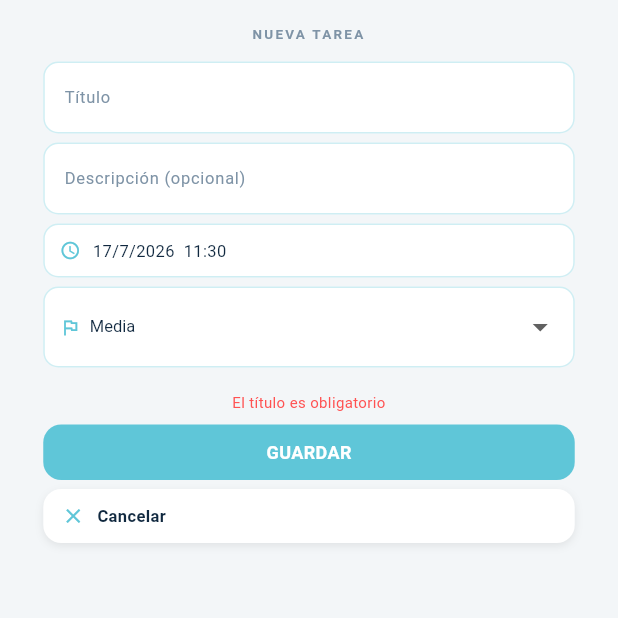
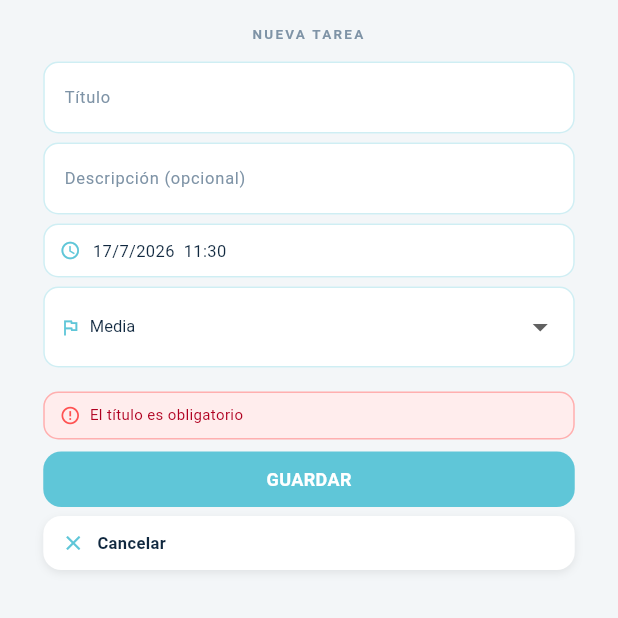
Before and after one commit to cynthia21r0/OrganizadorTareasWear, a Flutter app: the WearAddTaskScreen screen opened directly, after a tap on "GUARDAR", on a phone screen of 412 x 824 dp, the top half of it. Run offline on Flutter 3.47's test engine with Material 3 defaults, Android fonts, the phone set to English and light mode, and no system bars; our stand-ins replace dio, flutter_local_notifications, shared_preferences; accounts and stored records are empty; network calls fail.

Commit message:
fix:Se agrega un manejo de errores al sistema, ya no se imprimen directamente como un stri

```diff
--- a/lib/screens/wear_account_screen.dart
+++ b/lib/screens/wear_account_screen.dart
@@ -5,6 +5,7 @@ import '../services/wear_auth_repository.dart';
 import '../services/wear_task_repository.dart';
 import '../theme/wear_colors.dart';
 import '../utils/screen_utils.dart';
+import '../widgets/wear_error_tile.dart';
 import 'task_list_screen.dart';
 
 class WearAccountScreen extends StatefulWidget {
@@ -315,7 +316,7 @@ class _WearLoginFormState extends State<_WearLoginForm> {
         (route) => false,
       );
     } catch (e) {
-      setState(() => _error = e.toString().replaceFirst('Exception: ', ''));
+      setState(() => _error = friendlyError(e));
     } finally {
       if (mounted) setState(() => _loading = false);
     }
@@ -410,7 +411,7 @@ class _WearRegisterFormState extends State<_WearRegisterForm> {
         (route) => false,
       );
     } catch (e) {
-      setState(() => _error = e.toString().replaceFirst('Exception: ', ''));
+      setState(() => _error = friendlyError(e));
     } finally {
       if (mounted) setState(() => _loading = false);
     }
@@ -513,11 +514,7 @@ class _AuthFormScaffold extends StatelessWidget {
               ...fields,
               const SizedBox(height: 10),
               if (error != null) ...[
-                Text(
-                  error!,
-                  textAlign: TextAlign.center,
-                  style: const TextStyle(fontSize: 10, color: Colors.redAccent),
-                ),
+                WearErrorTile(error!),
                 const SizedBox(height: 8),
               ],
               GestureDetector(
--- a/lib/screens/wear_add_task_screen.dart
+++ b/lib/screens/wear_add_task_screen.dart
@@ -2,6 +2,7 @@ import 'package:flutter/material.dart';
 import '../services/wear_api_client.dart';
 import '../services/wear_auth_repository.dart';
 import '../services/wear_task_repository.dart';
+import '../widgets/wear_error_tile.dart';
 import '../theme/wear_colors.dart';
 import '../utils/screen_utils.dart';
 import 'task_list_screen.dart';
@@ -123,7 +124,7 @@ class _WearAddTaskScreenState extends State<WearAddTaskScreen> {
         (route) => false,
       );
     } catch (e) {
-      setState(() => _error = e.toString().replaceFirst('Exception: ', ''));
+      setState(() => _error = friendlyError(e));
     } finally {
       if (mounted) setState(() => _saving = false);
     }
@@ -233,12 +234,7 @@ class _WearAddTaskScreenState extends State<WearAddTaskScreen> {
                     const SizedBox(height: 10),
 
                     if (_error != null) ...[
-                      Text(
-                        _error!,
-                        textAlign: TextAlign.center,
-                        style: const TextStyle(
-                            fontSize: 10, color: Colors.redAccent),
-                      ),
+                      WearErrorTile(_error!),
                       const SizedBox(height: 8),
                     ],
 
--- a/lib/screens/wear_splash_screen.dart
+++ b/lib/screens/wear_splash_screen.dart
@@ -4,6 +4,7 @@ import '../services/wear_auth_repository.dart';
 import '../services/wear_task_repository.dart';
 import '../services/notification_service.dart';
 import '../services/auth_storage.dart';
+import '../widgets/wear_error_tile.dart';
 import '../models/wear_task.dart';
 import '../theme/wear_colors.dart';
 import 'task_list_screen.dart';
@@ -84,11 +85,8 @@ class _WearSplashScreenState extends State<WearSplashScreen> {
         ),
       );
     } catch (e) {
-      // Si el token guardado ya no es válido, limpiar y reintentar con login
       await AuthStorage.clearAll();
-      if (mounted) {
-        setState(() => _error = 'Error: $e');
-      }
+      if (mounted) setState(() => _error = friendlyError(e));
     }
   }
 
@@ -127,11 +125,7 @@ class _WearSplashScreenState extends State<WearSplashScreen> {
               ),
               const SizedBox(height: 16),
               if (_error != null) ...[
-                Text(
-                  _error!,
-                  textAlign: TextAlign.center,
-                  style: const TextStyle(fontSize: 12, color: Colors.redAccent),
-                ),
+                WearErrorTile(_error!),
                 const SizedBox(height: 12),
                 ElevatedButton(
                   onPressed: () {
--- a/lib/services/wear_api_client.dart
+++ b/lib/services/wear_api_client.dart
@@ -17,6 +17,16 @@ class WearApiClient {
           }
           handler.next(options);
         },
+        onError: (DioException e, handler) {
+          handler.reject(
+            DioException(
+              requestOptions: e.requestOptions,
+              response: e.response,
+              type: e.type,
+              error: _friendlyMessage(e),
+            ),
+          );
+        },
       ),
     );
   }
@@ -32,4 +42,45 @@ class WearApiClient {
   String? token;
   String? userId;
   String? userRole;
+
+  static String _friendlyMessage(DioException e) {
+    // Primero intentar leer el mensaje del body del backend
+    final data = e.response?.data;
+    if (data is Map) {
+      final msg = data['message'];
+      if (msg is String && msg.isNotEmpty) return msg;
+      if (msg is List && msg.isNotEmpty) return (msg.first as String);
+    }
+
+    switch (e.response?.statusCode) {
+      case 400: return 'Datos incorrectos. Revisa los campos.';
+      case 401: return 'Sesión expirada. Inicia sesión de nuevo.';
+      case 403: return 'No tienes permiso para esta acción.';
+      case 404: return 'No se encontró el recurso.';
+      case 409: return 'Ya existe un registro con esos datos.';
+      case 422: return 'Información inválida.';
+      case 500:
+      case 502:
+      case 503: return 'Error en el servidor. Intenta más tarde.';
+    }
+
+    switch (e.type) {
+      case DioExceptionType.connectionTimeout:
+      case DioExceptionType.sendTimeout:
+      case DioExceptionType.receiveTimeout:
+        return 'Sin respuesta del servidor. Verifica tu conexión.';
+      case DioExceptionType.connectionError:
+        return 'Sin conexión. Verifica tu red.';
+      default:
+        return 'Ocurrió un error inesperado.';
+    }
+  }
 }
+
+// Extrae el mensaje limpio de cualquier excepción
+String friendlyError(Object e) {
+  if (e is DioException) {
+    return (e.error as String?) ?? WearApiClient._friendlyMessage(e);
+  }
+  return e.toString().replaceFirst('Exception: ', '');
+}
--- /dev/null
+++ b/lib/widgets/wear_error_tile.dart
@@ -0,0 +1,36 @@
+import 'package:flutter/material.dart';
+
+class WearErrorTile extends StatelessWidget {
+  final String message;
+
+  const WearErrorTile(this.message, {super.key});
+
+  @override
+  Widget build(BuildContext context) {
+    return Container(
+      padding: const EdgeInsets.symmetric(horizontal: 10, vertical: 8),
+      decoration: BoxDecoration(
+        color: const Color(0xFFFFEDED),
+        borderRadius: BorderRadius.circular(10),
+        border: Border.all(color: Colors.redAccent.withValues(alpha: 0.4)),
+      ),
+      child: Row(
+        crossAxisAlignment: CrossAxisAlignment.start,
+        children: [
+          const Icon(Icons.error_outline, color: Colors.redAccent, size: 14),
+          const SizedBox(width: 6),
+          Expanded(
+            child: Text(
+              message,
+              style: const TextStyle(
+                fontSize: 10,
+                color: Color(0xFFB00020),
+                height: 1.4,
+              ),
+            ),
+          ),
+        ],
+      ),
+    );
+  }
+}
```
